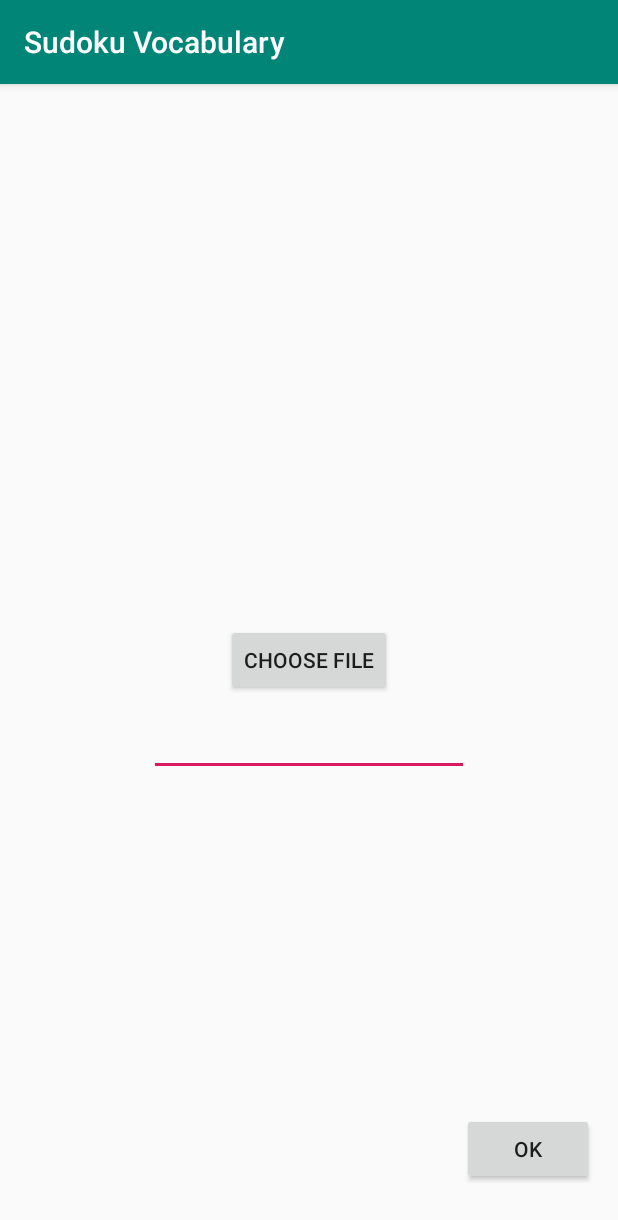
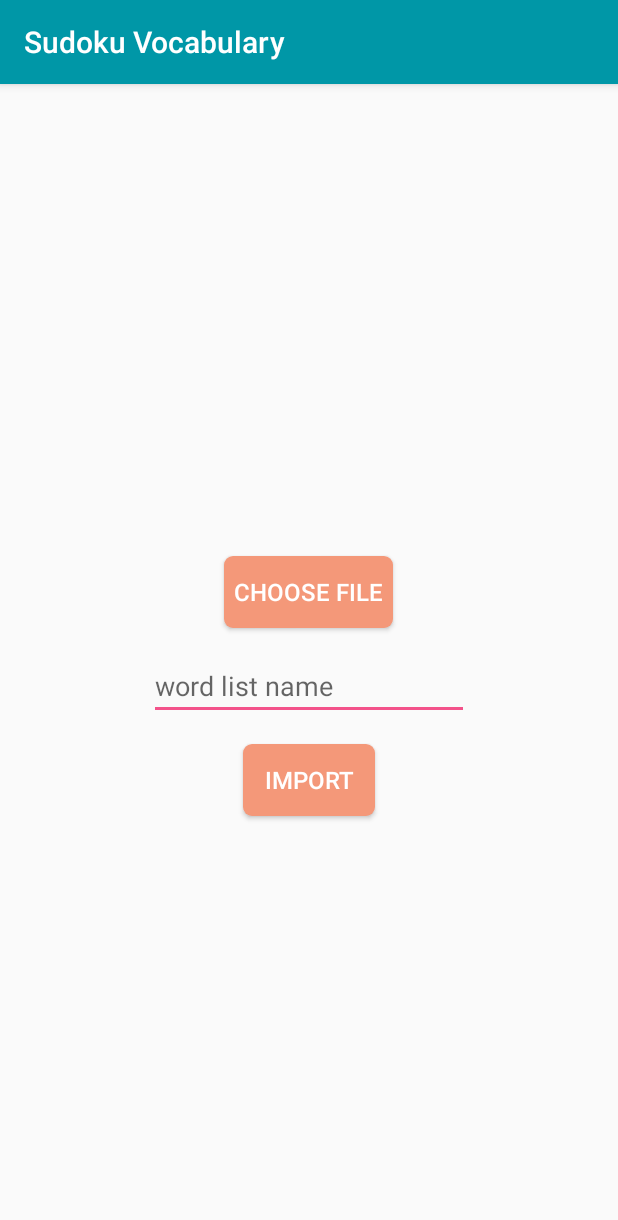
Before and after one commit to arian233/SudokuGame, an Android app: the InputWordsActivity screen opened directly, with no data from a screen before it, on a phone screen of 412 x 824 dp. Shown: the top 1220 px of the screen. Run offline under Robolectric (Android 15) with nearby library versions, the phone set to English and light mode, and no system bars; libraries missing offline, so code that uses them is left out: com.nbsp.materialfilepicker.

Commit message:
v1.91 improvements

```diff
--- a/app/src/main/java/com/cmpt276/lota/sudoku/InputWordsActivity.java
+++ b/app/src/main/java/com/cmpt276/lota/sudoku/InputWordsActivity.java
@@ -34,13 +34,14 @@ import java.util.List;
 import java.util.regex.Pattern;
 
 public class InputWordsActivity extends AppCompatActivity {
-    TextView chosenFileName;
-    Button chooseFileBtn;
-    Button OKBtn;
-    EditText enterFileName;
+    private TextView chosenFileName;
+    private Button chooseFileBtn;
+    private Button importFileBtn;
+    private EditText enterFileName;
     private final int REQUEST_PERMISSION_CODE = 1001;
     private final int PICK_FILE_CODE = 1000;
-    List<Words> words;
+    private List<Words> words;
+    private final int mFONTSIZE = 8;
     private WordListLab wordListLab = WordListLab.getWordListLab();
 
     @Override
@@ -56,7 +57,13 @@ public class InputWordsActivity extends AppCompatActivity {
         chosenFileName = (TextView) findViewById(R.id.chosen_file_name);
         enterFileName = (EditText) findViewById(R.id.edit_file_name);
         chooseFileBtn = (Button) findViewById(R.id.choose_file);
-        OKBtn = (Button) findViewById(R.id.input_word_list);
+        chooseFileBtn.setBackground(getResources().getDrawable(R.drawable.buttons));
+        chooseFileBtn.setTextSize(2*mFONTSIZE);
+        chooseFileBtn.setPadding(10,10,10,10);
+        importFileBtn = (Button) findViewById(R.id.input_word_list);
+        importFileBtn.setBackground(getResources().getDrawable(R.drawable.buttons));
+        importFileBtn.setTextSize(2*mFONTSIZE);
+        importFileBtn.setPadding(10,10,10,10);
         chooseFileBtn.setOnClickListener(new View.OnClickListener() {
             @Override
             public void onClick(View v) {
@@ -118,7 +125,7 @@ public class InputWordsActivity extends AppCompatActivity {
                     }
                 }
                 Toast.makeText(this, "Read File Successfully: " + file.getName(), Toast.LENGTH_SHORT).show();
-                OKBtn.setOnClickListener(new View.OnClickListener() {
+                importFileBtn.setOnClickListener(new View.OnClickListener() {
                     @Override
                     public void onClick(View v) {
                         String name = enterFileName.getText().toString();
--- a/app/src/main/java/com/cmpt276/lota/sudoku/SudokuFragment.java
+++ b/app/src/main/java/com/cmpt276/lota/sudoku/SudokuFragment.java
@@ -228,8 +228,6 @@ public class SudokuFragment extends Fragment implements TextToSpeech.OnInitListe
         gridLayout.setColumnCount(mPUZZLESIZE);
         gridLayout.setRowCount(mPUZZLESIZE);
         initializeGridLayout(gridLayout);
-
-
     }
 
     /**
--- a/app/src/main/java/com/cmpt276/lota/sudoku/WordsListsFragment.java
+++ b/app/src/main/java/com/cmpt276/lota/sudoku/WordsListsFragment.java
@@ -16,6 +16,7 @@ public class WordsListsFragment extends Fragment {
     private RecyclerView mCrimeRecyclerView;
     private WordsAdapter mAdapter;
     private static WordListLab wordListLab;
+    private final int FONTSIZE = 20;
 
     @Override
     public View onCreateView(LayoutInflater inflater, ViewGroup container, Bundle savedInstanceState) {
@@ -55,6 +56,7 @@ public class WordsListsFragment extends Fragment {
         public void bind(ListsOfWords listsOfWords) {
             mListsOfWord = listsOfWords;
             mTitleTextView.setText(mListsOfWord.getWordListsName());
+            mTitleTextView.setTextSize(FONTSIZE);
         }
 
         @Override
--- a/app/src/main/res/layout/activity_input_words.xml
+++ b/app/src/main/res/layout/activity_input_words.xml
@@ -5,7 +5,6 @@
     android:layout_width="match_parent"
     android:layout_height="match_parent"
     tools:context=".InputWordsActivity">
-
 
     <Button
         android:id="@+id/choose_file"
@@ -16,24 +15,26 @@
         android:layout_marginEnd="8dp"
         android:layout_marginBottom="8dp"
         android:text="@string/choose_file"
+        android:textColor="?android:attr/colorForegroundInverse"
         app:layout_constraintBottom_toBottomOf="parent"
         app:layout_constraintEnd_toEndOf="parent"
+        app:layout_constraintHorizontal_bias="0.498"
         app:layout_constraintStart_toStartOf="parent"
-        app:layout_constraintTop_toTopOf="parent" />
+        app:layout_constraintTop_toTopOf="parent"
+        app:layout_constraintVertical_bias="0.436" />
 
     <Button
         android:id="@+id/input_word_list"
         android:layout_width="wrap_content"
         android:layout_height="wrap_content"
-        android:layout_marginStart="307dp"
-        android:layout_marginTop="667dp"
-        android:layout_marginEnd="16dp"
-        android:layout_marginBottom="16dp"
+        android:layout_marginStart="8dp"
+        android:layout_marginTop="16dp"
+        android:layout_marginEnd="8dp"
         android:text="@string/ok"
-        app:layout_constraintBottom_toBottomOf="parent"
+        android:textColor="?android:attr/colorForegroundInverse"
         app:layout_constraintEnd_toEndOf="parent"
         app:layout_constraintStart_toStartOf="parent"
-        app:layout_constraintTop_toTopOf="parent" />
+        app:layout_constraintTop_toBottomOf="@+id/edit_file_name" />
 
     <TextView
         android:id="@+id/chosen_file_name"
@@ -41,9 +42,10 @@
         android:layout_height="wrap_content"
         android:layout_marginStart="8dp"
         android:layout_marginEnd="8dp"
-        android:layout_marginBottom="8dp"
+        android:layout_marginBottom="24dp"
         app:layout_constraintBottom_toTopOf="@+id/choose_file"
         app:layout_constraintEnd_toEndOf="parent"
+        app:layout_constraintHorizontal_bias="0.498"
         app:layout_constraintStart_toStartOf="parent" />
 
     <EditText
@@ -51,10 +53,10 @@
         android:layout_width="wrap_content"
         android:layout_height="wrap_content"
         android:layout_marginStart="99dp"
-        android:layout_marginTop="8dp"
+        android:layout_marginTop="16dp"
         android:layout_marginEnd="99dp"
-        android:contentDescription="@string/please_input_word_list_name"
         android:ems="10"
+        android:hint="@string/please_input_word_list_name"
         android:inputType="textPersonName"
         app:layout_constraintEnd_toEndOf="parent"
         app:layout_constraintStart_toStartOf="parent"
--- a/app/src/main/res/values/colors.xml
+++ b/app/src/main/res/values/colors.xml
@@ -1,8 +1,8 @@
 <?xml version="1.0" encoding="utf-8"?>
 <resources>
-    <color name="colorPrimary">#008577</color>
-    <color name="colorPrimaryDark">#00574B</color>
-    <color name="colorAccent">#d81b60</color>
+    <color name="colorPrimary">#0097A7</color>
+    <color name="colorPrimaryDark">#0097A7</color>
+    <color name="colorAccent">#F3528A</color>
     <color name="mBackgroundPaint_Color">#D9D4CF</color>
     <color name="presetGridPaint_Color">#ABD0CE</color>
     <color name="blankGridPaint_Color">#f0e5de</color>
--- a/app/src/main/res/values/strings.xml
+++ b/app/src/main/res/values/strings.xml
@@ -16,8 +16,8 @@
     <string name="erase_button">erase</string>
     <string name="words_lists_button">words lists</string>
     <string name="choose_file">CHOOSE FILE</string>
-    <string name="ok">OK</string>
-    <string name="please_input_word_list_name">Please input word list name</string>
+    <string name="ok">Import</string>
+    <string name="please_input_word_list_name">word list name</string>
 
 
 </resources>
```
